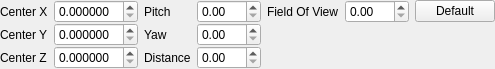
Qt form src/hlam/ui/camera_operators/dockpanels/ArcBallSettingsPanel.ui (SamVanheer/HalfLifeAssetManager) before a commit.
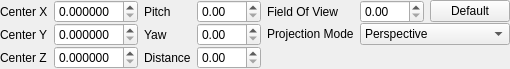
The same form after that commit.

Commit message: Add option to switch between orthographic and perspective projection in Scene view for Arc Ball camera Resolves #190

```diff
--- a/src/hlam/ui/camera_operators/dockpanels/ArcBallSettingsPanel.ui
+++ b/src/hlam/ui/camera_operators/dockpanels/ArcBallSettingsPanel.ui
@@ -190,12 +190,18 @@
      <property name="verticalSpacing">
       <number>0</number>
      </property>
-     <item row="0" column="1">
-      <widget class="QDoubleSpinBox" name="FieldOfView">
-       <property name="maximum">
-        <double>360.000000000000000</double>
+     <item row="2" column="0" colspan="3">
+      <spacer name="verticalSpacer">
+       <property name="orientation">
+        <enum>Qt::Vertical</enum>
        </property>
-      </widget>
+       <property name="sizeHint" stdset="0">
+        <size>
+         <width>20</width>
+         <height>0</height>
+        </size>
+       </property>
+      </spacer>
      </item>
      <item row="0" column="2">
       <widget class="QPushButton" name="DefaultFieldOfView">
@@ -217,18 +223,33 @@
        </property>
       </widget>
      </item>
-     <item row="1" column="0" colspan="3">
-      <spacer name="verticalSpacer">
-       <property name="orientation">
-        <enum>Qt::Vertical</enum>
+     <item row="0" column="1">
+      <widget class="QDoubleSpinBox" name="FieldOfView">
+       <property name="maximum">
+        <double>360.000000000000000</double>
        </property>
-       <property name="sizeHint" stdset="0">
-        <size>
-         <width>20</width>
-         <height>0</height>
-        </size>
+      </widget>
+     </item>
+     <item row="1" column="0">
+      <widget class="QLabel" name="label_8">
+       <property name="text">
+        <string>Projection Mode</string>
        </property>
-      </spacer>
+      </widget>
+     </item>
+     <item row="1" column="1" colspan="2">
+      <widget class="QComboBox" name="ProjectionMode">
+       <item>
+        <property name="text">
+         <string>Perspective</string>
+        </property>
+       </item>
+       <item>
+        <property name="text">
+         <string>Orthographic</string>
+        </property>
+       </item>
+      </widget>
      </item>
     </layout>
    </item>
```
The commit also changes 6 other files.
